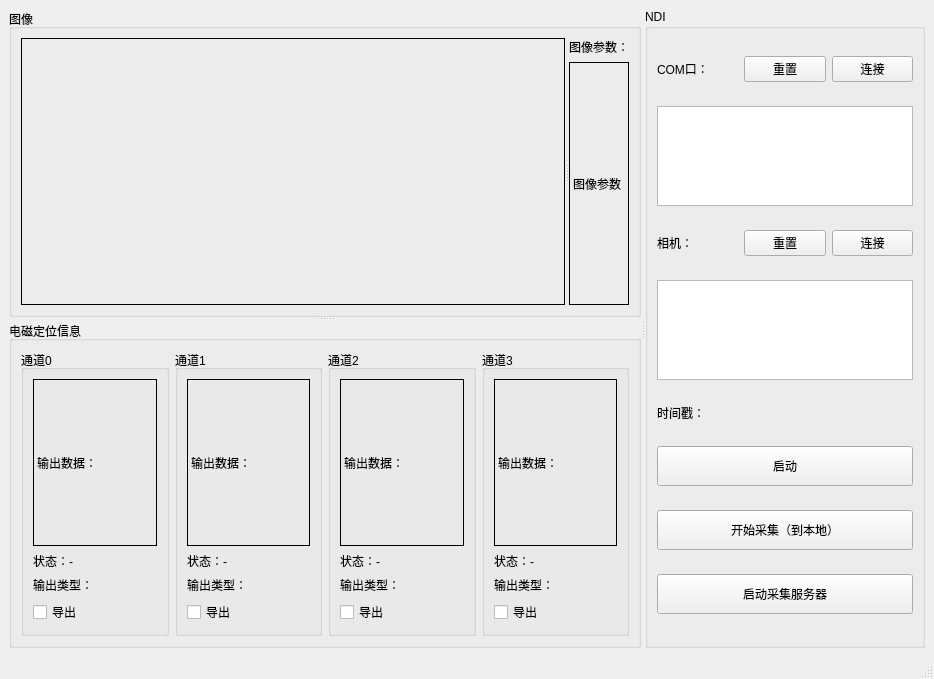
The window that mainwindow.ui (Backlory/VideoPoseSampler_QT) describes before a commit, drawn with Qt 5.
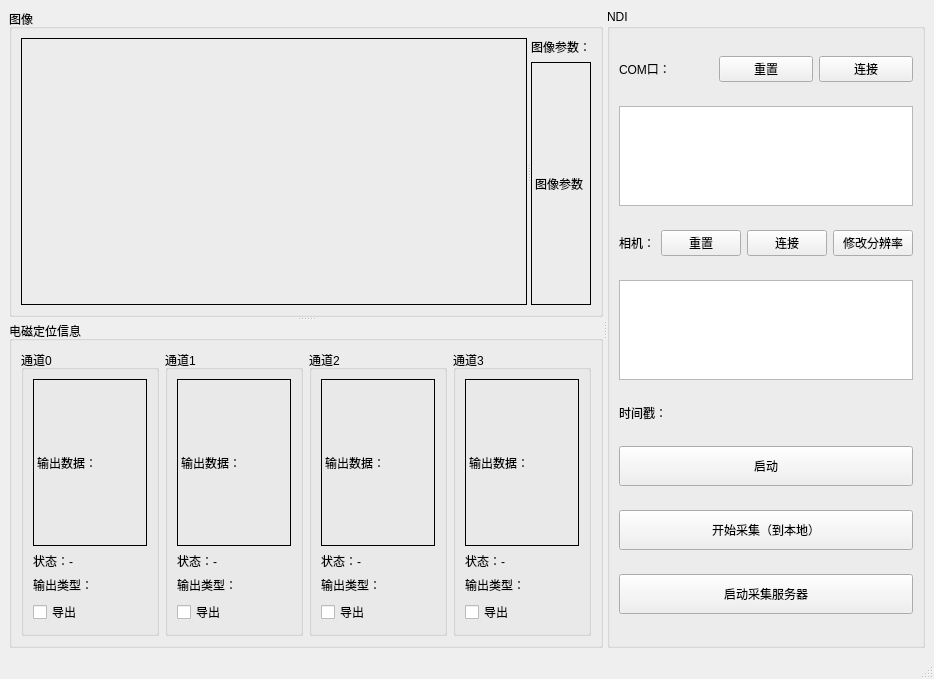
The same window after the commit. Icons and pictures are not drawn.

Commit message: feaadd: 增加修改分辨率功能

What changed in the file:
```diff
--- a/mainwindow.ui
+++ b/mainwindow.ui
@@ -38,7 +38,7 @@
        </property>
        <widget class="QGroupBox" name="groupBox_2">
         <property name="sizePolicy">
-         <sizepolicy hsizetype="Preferred" vsizetype="Preferred">
+         <sizepolicy hsizetype="Preferred" vsizetype="Expanding">
           <horstretch>0</horstretch>
           <verstretch>2</verstretch>
          </sizepolicy>
@@ -484,6 +484,13 @@
             </property>
            </widget>
           </item>
+          <item>
+           <widget class="QPushButton" name="CamD_PbChangeR">
+            <property name="text">
+             <string>修改分辨率</string>
+            </property>
+           </widget>
+          </item>
          </layout>
         </item>
         <item>
```
The commit also changes 4 other files.
